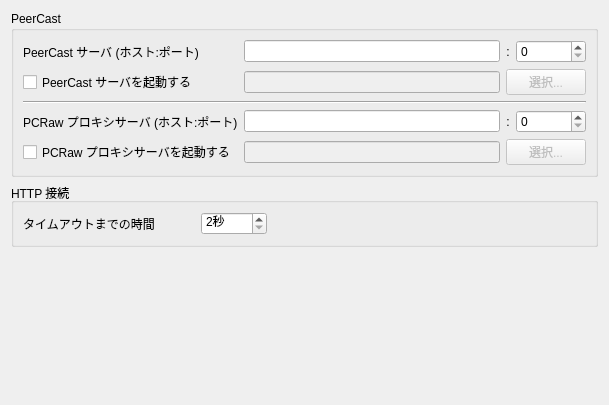
Qt form networkwidget.ui (bookdraft/QPeerCastYP) before a commit.
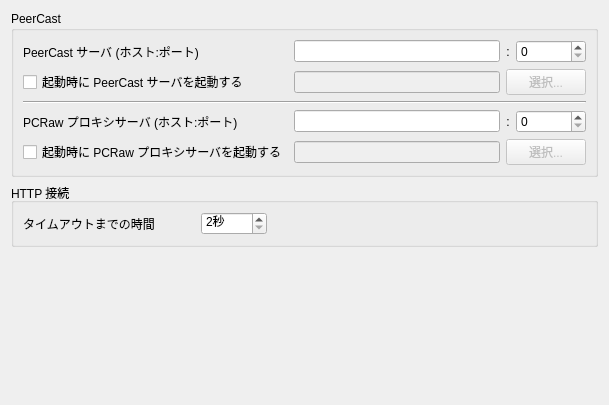
The same form after that commit.

What changed in the file:
```diff
--- a/networkwidget.ui
+++ b/networkwidget.ui
@@ -70,7 +70,7 @@
          </sizepolicy>
         </property>
         <property name="text" >
-         <string>PeerCast サーバを起動する</string>
+         <string>起動時に PeerCast サーバを起動する</string>
         </property>
        </widget>
       </item>
@@ -143,7 +143,7 @@
       <item row="4" column="0" >
        <widget class="QCheckBox" name="runPCRawProxyAtStartup" >
         <property name="text" >
-         <string>PCRaw プロキシサーバを起動する</string>
+         <string>起動時に PCRaw プロキシサーバを起動する</string>
         </property>
        </widget>
       </item>
@@ -235,8 +235,8 @@
      </property>
      <property name="sizeHint" >
       <size>
-       <width>20</width>
-       <height>159</height>
+       <width>16</width>
+       <height>149</height>
       </size>
      </property>
     </spacer>
```
